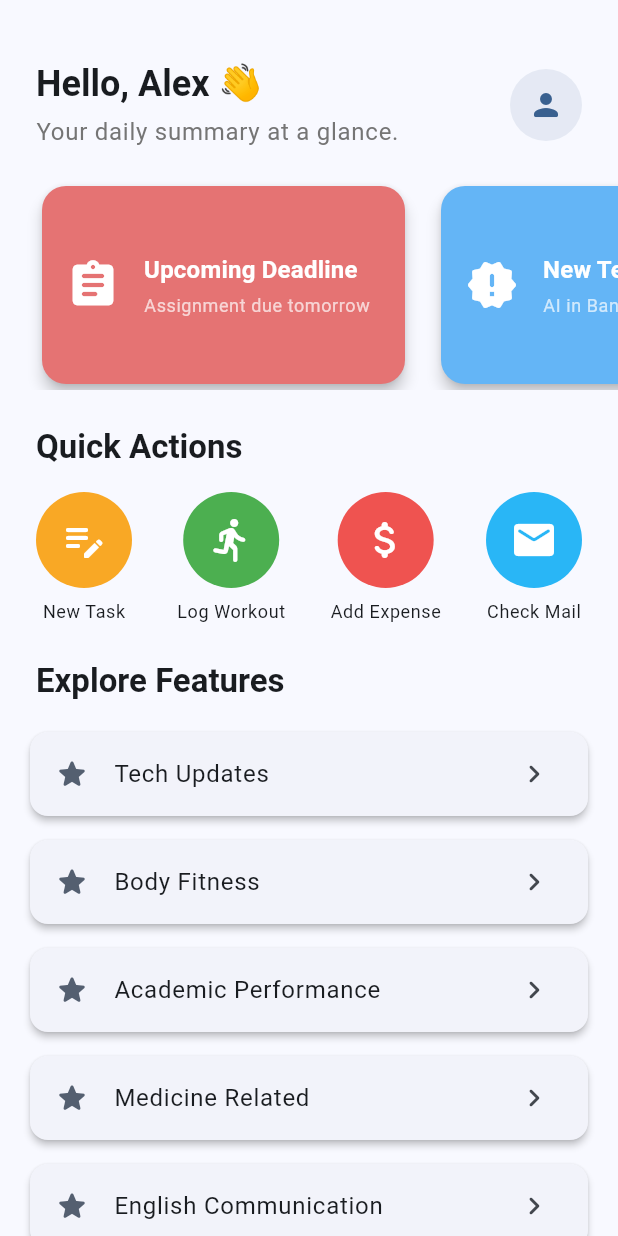
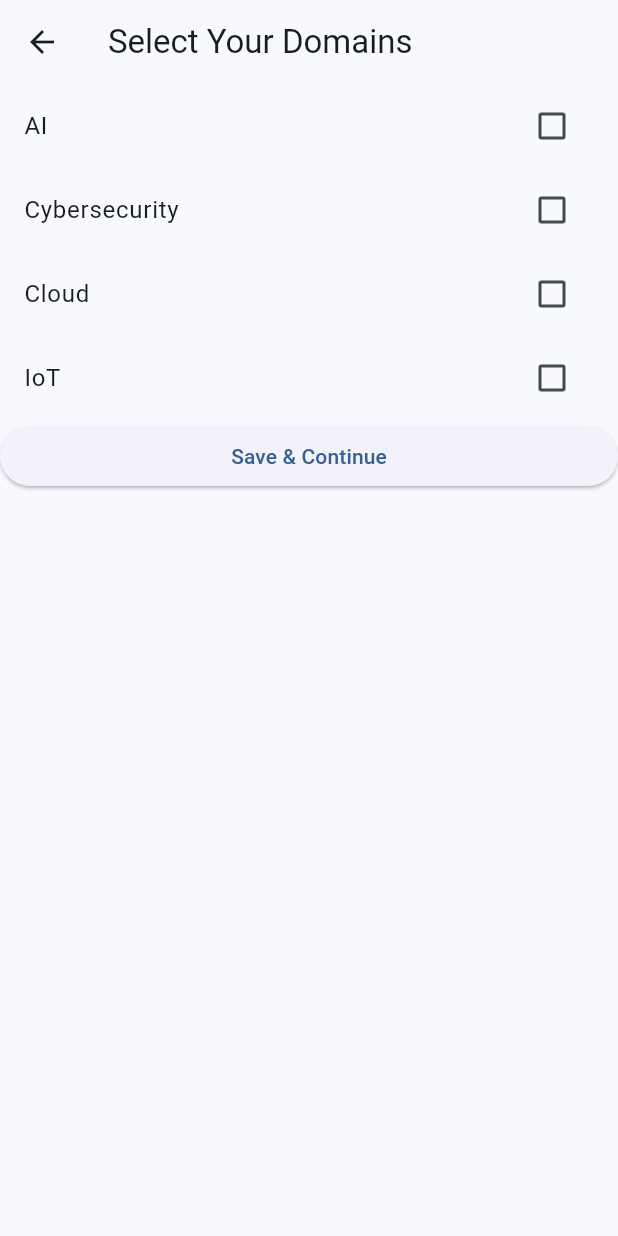
Before and after one commit to AshokKumar2525/Student_Personalized_App, a Flutter app: the screen it shows after launch, after a tap on "Tech Updates", on a phone screen of 412 x 824 dp. Run offline on Flutter 3.47's test engine with Material 3 defaults, Android fonts, the phone set to English and light mode, and no system bars; our stand-ins replace shared_preferences.

Commit message:
added the pages folder

```diff
--- a/spa/lib/main.dart
+++ b/spa/lib/main.dart
@@ -1,4 +1,6 @@
 import 'package:flutter/material.dart';
+import 'pages/tech_updates_page.dart';
+
 
 void main() {
   runApp(const MyApp());
@@ -266,7 +268,14 @@ class FeaturesList extends StatelessWidget {
             leading: Icon(Icons.star_rounded, color: Theme.of(context).colorScheme.secondary),
             title: Text(features[index]),
             trailing: const Icon(Icons.chevron_right_rounded),
-            onTap: () {},
+            onTap: () {
+              if (features[index] == "Tech Updates") {
+                Navigator.push(
+                  context,
+                  MaterialPageRoute(builder: (context) => const TechUpdatesPage()),
+                );
+              }
+            },
           ),
         );
       },
--- /dev/null
+++ b/spa/lib/pages/domain_selection_page.dart
@@ -0,0 +1,57 @@
+import 'package:flutter/material.dart';
+import 'package:shared_preferences/shared_preferences.dart';
+import 'tech_updates_page.dart';  // 👈 important
+
+class DomainSelectionPage extends StatefulWidget {
+  const DomainSelectionPage({super.key});
+
+  @override
+  State<DomainSelectionPage> createState() => _DomainSelectionPageState();
+}
+
+class _DomainSelectionPageState extends State<DomainSelectionPage> {
+  final List<String> allDomains = ["AI", "Cybersecurity", "Cloud", "IoT"];
+  final List<String> selected = [];
+
+  void _saveSelection() async {
+    final prefs = await SharedPreferences.getInstance();
+    await prefs.setStringList('selectedDomains', selected);
+
+    if (!mounted) return; // ✅ ensure widget is still in tree
+
+    Navigator.pushReplacement(
+      context,
+      MaterialPageRoute(builder: (_) => const TechUpdatesPage()),
+    );
+  }
+
+
+  @override
+  Widget build(BuildContext context) {
+    return Scaffold(
+      appBar: AppBar(title: const Text("Select Your Domains")),
+      body: ListView(
+        children: [
+          for (var domain in allDomains)
+            CheckboxListTile(
+              title: Text(domain),
+              value: selected.contains(domain),
+              onChanged: (val) {
+                setState(() {
+                  if (val == true) {
+                    selected.add(domain);
+                  } else {
+                    selected.remove(domain);
+                  }
+                });
+              },
+            ),
+          ElevatedButton(
+            onPressed: _saveSelection,
+            child: const Text("Save & Continue"),
+          ),
+        ],
+      ),
+    );
+  }
+}
--- /dev/null
+++ b/spa/lib/pages/tech_updates_page.dart
@@ -0,0 +1,61 @@
+import 'package:flutter/material.dart';
+import 'package:shared_preferences/shared_preferences.dart';
+import 'domain_selection_page.dart';  // 👈 important
+
+class TechUpdatesPage extends StatefulWidget {
+  const TechUpdatesPage({super.key});
+
+  @override
+  State<TechUpdatesPage> createState() => _TechUpdatesPageState();
+}
+
+class _TechUpdatesPageState extends State<TechUpdatesPage> {
+  List<String> selectedDomains = [];
+
+  @override
+  void initState() {
+    super.initState();
+    _checkDomains();
+  }
+
+  Future<void> _checkDomains() async {
+    final prefs = await SharedPreferences.getInstance();
+    final savedDomains = prefs.getStringList('selectedDomains');
+
+    if (savedDomains == null || savedDomains.isEmpty) {
+      if (!mounted) return; // ✅ safety before using context
+      Future.microtask(() {
+        if (!mounted) return;
+        Navigator.pushReplacement(
+          context,
+          MaterialPageRoute(builder: (_) => const DomainSelectionPage()),
+        );
+      });
+    } else {
+      if (!mounted) return; // ✅ safety before setState
+      setState(() {
+        selectedDomains = savedDomains;
+      });
+    }
+  }
+
+
+  @override
+  Widget build(BuildContext context) {
+    if (selectedDomains.isEmpty) {
+      return const Scaffold(
+        body: Center(child: CircularProgressIndicator()),
+      );
+    }
+
+    return Scaffold(
+      appBar: AppBar(title: const Text("Tech Updates")),
+      body: ListView(
+        children: [
+          for (var domain in selectedDomains)
+            ListTile(title: Text("Updates for $domain")),
+        ],
+      ),
+    );
+  }
+}
--- a/spa/pubspec.yaml
+++ b/spa/pubspec.yaml
@@ -34,7 +34,10 @@ dependencies:
   # The following adds the Cupertino Icons font to your application.
   # Use with the CupertinoIcons class for iOS style icons.
   cupertino_icons: ^1.0.8
-
+  firebase_core: ^3.4.0
+  firebase_auth: ^5.1.4
+  google_sign_in: ^6.2.1
+  shared_preferences: ^2.3.2
 dev_dependencies:
   flutter_test:
     sdk: flutter
```
Also changed, not shown: 3 other files.
